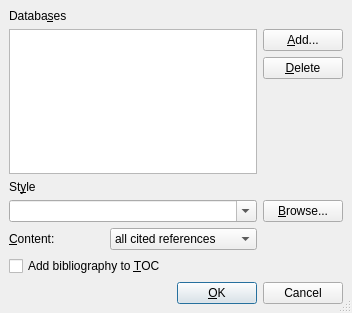
This is src/frontends/qt4/ui/BibtexUi.ui in cburschka/lyx as Qt 5 draws it before an edit. The edited form follows.
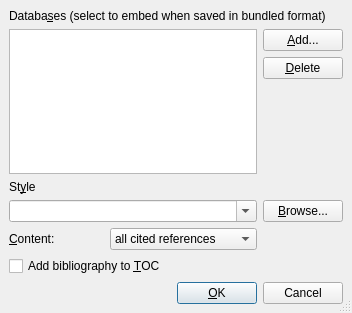
This is the edited form.

Commit message: Embedding: add embedding support for InsetBibtex. (params["embed"] is added, use EmbeddedFileList instead of FileNameList for bibtex handling, use checkable items in GuiBibtex)

```diff
--- a/src/frontends/qt4/ui/BibtexUi.ui
+++ b/src/frontends/qt4/ui/BibtexUi.ui
@@ -176,7 +176,7 @@
       <string>BibTeX database to use</string>
      </property>
      <property name="text" >
-      <string>Databa&amp;ses</string>
+      <string>Databa&amp;ses (select to embed when saved in bundled format)</string>
      </property>
      <property name="alignment" >
       <set>Qt::AlignLeading|Qt::AlignLeft|Qt::AlignTop</set>
```
The commit also changes 9 other files.
